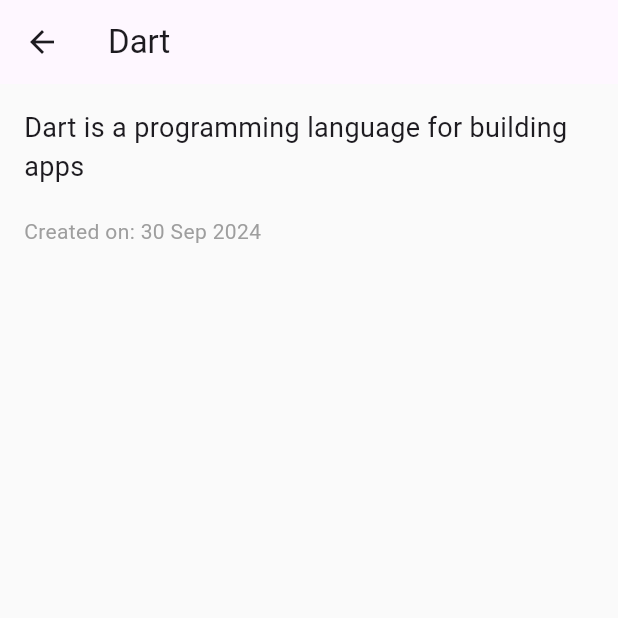
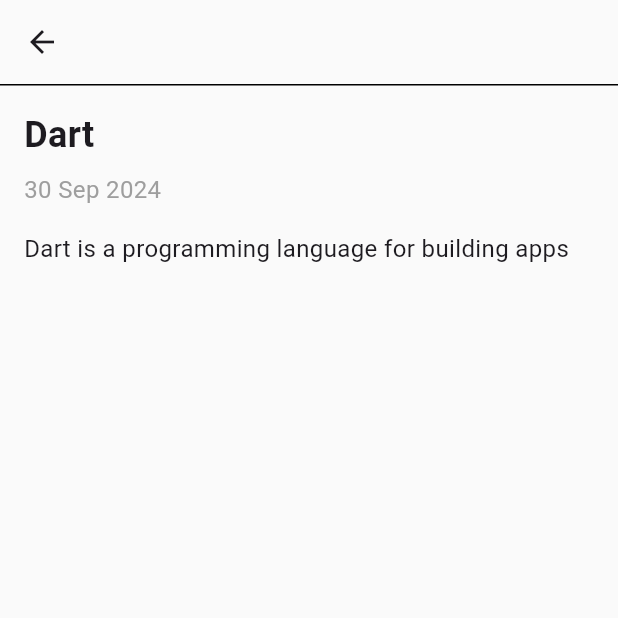
Before and after one commit to Yadija/flutter_notes_app, a Flutter app: the screen it shows after launch, after a tap on "Dart", on a phone screen of 412 x 824 dp, the top half of it. Run offline on Flutter 3.47's test engine with Material 3 defaults, Android fonts, the phone set to English and light mode, and no system bars.

Commit message:
⚒️build: styling detail page

```diff
--- a/lib/screens/detail.dart
+++ b/lib/screens/detail.dart
@@ -11,25 +11,49 @@ class Detail extends StatelessWidget {
   Widget build(BuildContext context) {
     return Scaffold(
       appBar: AppBar(
-        title: Text(note.title),
+        backgroundColor: const Color(0xFFFAFAFA),
       ),
-      body: Padding(
-        padding: const EdgeInsets.all(16.0),
+      body: Column(
+        children: [
+          const Divider(height: 1, color: Colors.black),
+          Expanded(
+            child: Padding(
+              padding: const EdgeInsets.fromLTRB(16, 0, 16, 16),
+              child: SizedBox(
+                width: double.infinity,
+                child: SingleChildScrollView(
                   child: Column(
                     crossAxisAlignment: CrossAxisAlignment.start,
                     children: [
+                      const SizedBox(height: 16),
+                      Text(
+                        note.title,
+                        style: const TextStyle(
+                          fontSize: 24,
+                          fontWeight: FontWeight.bold,
+                        ),
+                      ),
+                      const SizedBox(height: 8),
+                      Text(
+                        DateFormat('d MMM yyyy').format(note.createdAt),
+                        style: const TextStyle(
+                          fontSize: 16,
+                          color: Colors.grey,
+                        ),
+                      ),
+                      const SizedBox(height: 16),
                       Text(
                         note.content,
-              style: const TextStyle(fontSize: 18),
-            ),
-            const SizedBox(height: 20),
-            Text(
-              'Created on: ${DateFormat('d MMM yyyy').format(note.createdAt)}',
-              style: const TextStyle(color: Colors.grey),
+                        style: const TextStyle(fontSize: 16),
                       ),
                     ],
                   ),
                 ),
+              ),
+            ),
+          ),
+        ],
+      ),
     );
   }
 }
```
Lines whose indentation alone changed are shown as unchanged.
